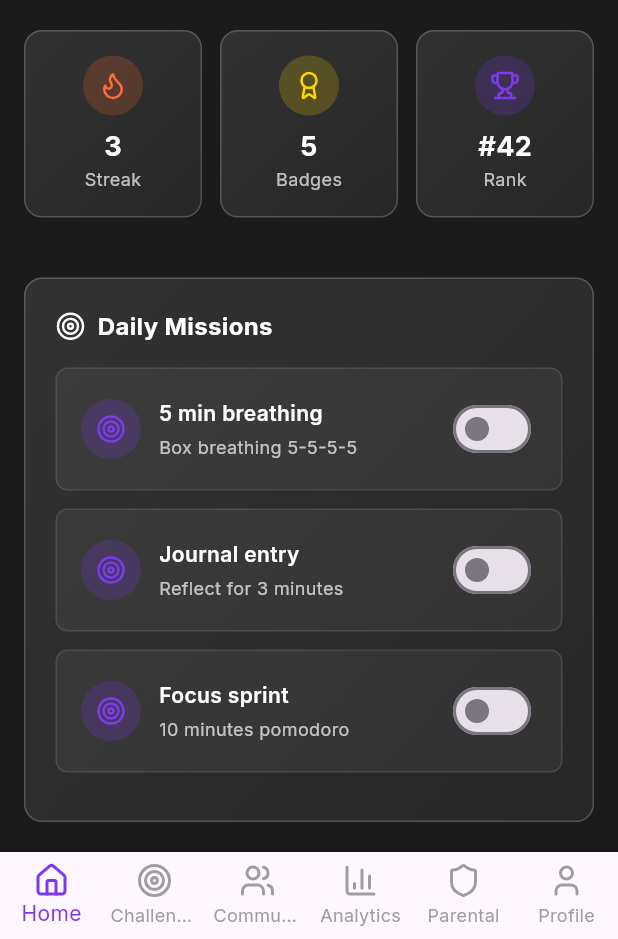
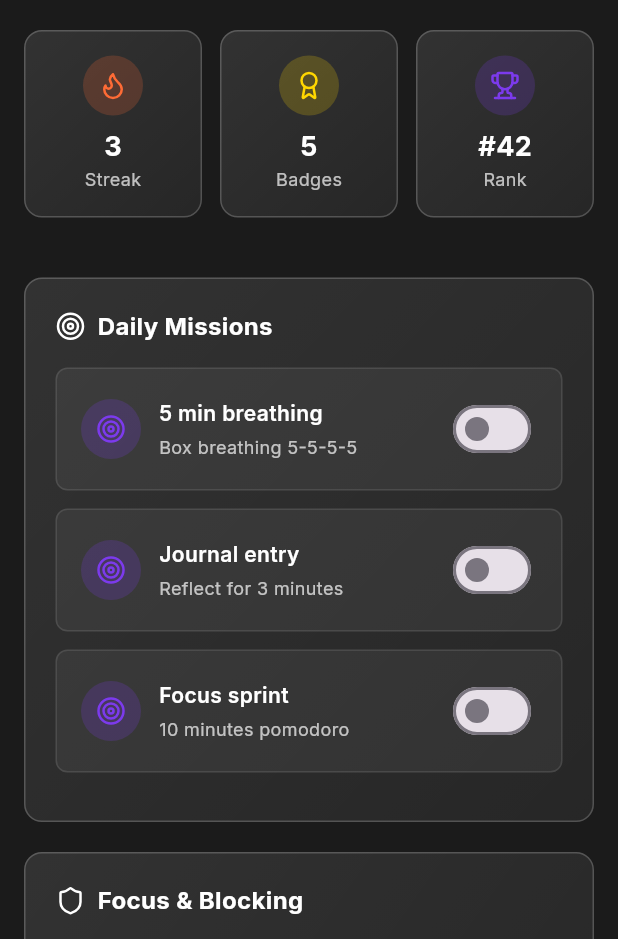
Before and after one commit to abdelrahman24911/my_app, a Flutter app: the screen it shows once a user with an empty profile is signed in, on a phone screen of 412 x 824 dp, the part 297-1236 px from its top. Run offline on Flutter 3.47's test engine with Material 3 defaults, Android fonts, the phone set to English and light mode, and no system bars; our stand-ins replace firebase_auth, firebase_core, fl_chart, flutter_animate, flutter_local_notifications, flutter_secure_storage and 4 more; missing offline and left inert: mailer, usage_stats; accounts and stored records are empty.

Commit message:
Update navigation: remove bottom nav bar, add Mini Games to drawer, add navigation button to Mini Games screen

```diff
--- a/lib/main.dart
+++ b/lib/main.dart
@@ -20,8 +20,6 @@ import 'screens/login_screen.dart';
 import 'screens/parental_control_screen.dart';
 import 'screens/analytics_screen.dart';
 import 'screens/mini_games_screen.dart';
-import 'screens/sleep_tracking_screen.dart';
-import 'screens/step_counter_screen.dart';
 import 'screens/sleep_tracker_screen.dart';
 import 'screens/step_tracker_screen.dart';
 import 'services/screen_time_service.dart';
@@ -113,28 +111,27 @@ class _RootNavState extends State<RootNav> {
   int _index = 0;
 
   final _screens = [
-    const HomeScreen(),
-    const ChallengesScreen(),
-    const MiniGamesScreen(),
-    const SleepTrackingScreen(),
-    const StepCounterScreen(),
-    const CommunityScreen(),
-    const AnalyticsScreen(),
-    const SleepTrackerScreen(),
-    const StepTrackerScreen(),
-    const ParentalControlScreen(),
-    const ProfileScreen(),
+    const HomeScreen(),                    // 0
+    const ChallengesScreen(),              // 1
+    const MiniGamesScreen(),               // 2
+    const CommunityScreen(),               // 3
+    const AnalyticsScreen(),               // 4
+    const SleepTrackerScreen(),            // 5
+    const StepTrackerScreen(),             // 6
+    const ParentalControlScreen(),         // 7
+    const ProfileScreen(),                 // 8
   ];
 
   final List<_NavItem> _navItems = const [
     _NavItem(icon: LucideIcons.home, label: 'Home', index: 0),
     _NavItem(icon: LucideIcons.target, label: 'Challenges', index: 1),
-    _NavItem(icon: LucideIcons.users, label: 'Community', index: 2),
-    _NavItem(icon: LucideIcons.barChart3, label: 'Analytics', index: 3),
-    _NavItem(icon: LucideIcons.moon, label: 'Sleep Tracker', index: 4),
-    _NavItem(icon: LucideIcons.footprints, label: 'Step Tracker', index: 5),
-    _NavItem(icon: LucideIcons.shield, label: 'Parental', index: 6),
-    _NavItem(icon: LucideIcons.user, label: 'Profile', index: 7),
+    _NavItem(icon: LucideIcons.gamepad2, label: 'Mini Games', index: 2),
+    _NavItem(icon: LucideIcons.users, label: 'Community', index: 3),
+    _NavItem(icon: LucideIcons.barChart3, label: 'Analytics', index: 4),
+    _NavItem(icon: LucideIcons.moon, label: 'Sleep Tracker', index: 5),
+    _NavItem(icon: LucideIcons.footprints, label: 'Step Tracker', index: 6),
+    _NavItem(icon: LucideIcons.shield, label: 'Parental', index: 7),
+    _NavItem(icon: LucideIcons.user, label: 'Profile', index: 8),
   ];
 
   void _navigateTo(int index) {
@@ -145,7 +142,6 @@ class _RootNavState extends State<RootNav> {
   @override
   Widget build(BuildContext context) {
     final selectedColor = AppColors.purple;
-    final unselectedColor = Colors.grey;
 
     return Scaffold(
       key: rootNavScaffoldKey,
@@ -246,21 +242,6 @@ class _RootNavState extends State<RootNav> {
         duration: const Duration(milliseconds: 250),
         child: _screens[_index],
       ),
-      bottomNavigationBar: BottomNavigationBar(
-        currentIndex: _index,
-        onTap: (i) => setState(() => _index = i),
-        selectedItemColor: selectedColor,
-        unselectedItemColor: unselectedColor,
-        type: BottomNavigationBarType.fixed,
-        items: const [
-          BottomNavigationBarItem(icon: Icon(LucideIcons.home), label: 'Home'),
-          BottomNavigationBarItem(icon: Icon(LucideIcons.target), label: 'Challenges'),
-          BottomNavigationBarItem(icon: Icon(LucideIcons.users), label: 'Community'),
-          BottomNavigationBarItem(icon: Icon(LucideIcons.barChart3), label: 'Analytics'),
-          BottomNavigationBarItem(icon: Icon(LucideIcons.shield), label: 'Parental'),
-          BottomNavigationBarItem(icon: Icon(LucideIcons.user), label: 'Profile'),
-        ],
-      ),
     );
   }
 }
```
Also changed, not shown: lib/screens/mini_games_screen.dart (+27 -13 lines), lib/config.dart (line endings or trailing spaces), lib/models/focus_session.dart (line endings or trailing spaces), lib/models/step_data.dart (line endings or trailing spaces), lib/services/email_service.dart (line endings or trailing spaces), lib/services/secure_storage_service.dart (line endings or trailing spaces), lib/services/step_service.dart (line endings or trailing spaces), lib/utils/crypto_utils.dart (line endings or trailing spaces), 2 other files.
